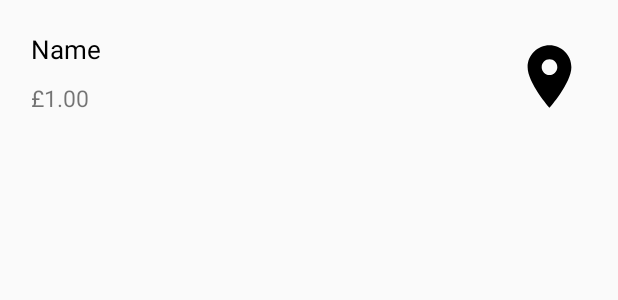
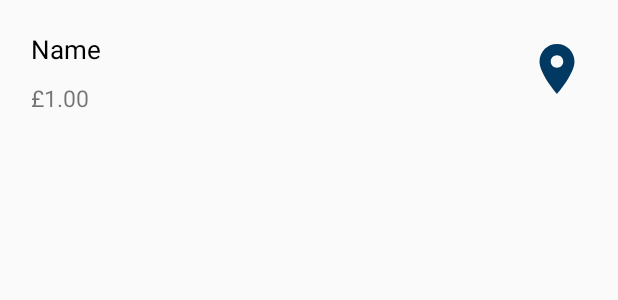
Before and after one commit to dan0v/USB-Team-22, an Android app: the layout list_search_result.xml on its own in the app's theme, with its tools: preview values and no code run, on a phone screen of 412 x 824 dp. Shown: the top 300 px of the screen. Run offline under Robolectric (Android 15) with nearby library versions, the phone set to English and light mode, and no system bars.

Commit message:
Added hint to navigation in Search UI.

```diff
--- a/app/src/main/java/uk/ac/newcastle/team22/usb/activities/USBActivity.java
+++ b/app/src/main/java/uk/ac/newcastle/team22/usb/activities/USBActivity.java
@@ -42,10 +42,6 @@ public abstract class USBActivity extends AppCompatActivity {
                 public void onClick(View view) {
                     Intent i = new Intent(USBActivity.this, SearchActivity.class);
                     startActivity(i);
-
-//                  Test navigation UI:
-//                  Intent i = new Intent(USBActivity.this, NavigationActivity.class);
-//                  startActivity(i);
                 }
             });
         }
--- a/app/src/main/java/uk/ac/newcastle/team22/usb/coreUSB/Room.java
+++ b/app/src/main/java/uk/ac/newcastle/team22/usb/coreUSB/Room.java
@@ -58,7 +58,7 @@ public class Room implements FirestoreConstructable<Room>, Navigable, Searchable
         String staffResidenceIdentifier = (String) firestoreDictionary.get("staffResidenceIdentifier");
         String alternateName = (String) firestoreDictionary.get("roomName");
 
-        this.nodeIdentifier = ((Number) firestoreDictionary.get("nearestNode")).intValue();;
+        this.nodeIdentifier = ((Number) firestoreDictionary.get("nearestNode")).intValue();
         this.number = documentIdentifier;
         this.staffResidenceIdentifier = staffResidenceIdentifier;
         this.alternateName = alternateName;
--- a/app/src/main/res/drawable/navigation_dark.xml
+++ /dev/null
@@ -1,9 +0,0 @@
-<vector xmlns:android="http://schemas.android.com/apk/res/android"
-    android:width="24dp"
-    android:height="24dp"
-    android:viewportWidth="24"
-    android:viewportHeight="24">
-  <path
-      android:pathData="M12,2C8.134,2 5,5.134 5,9C5,14 12,22 12,22C12,22 19,14 19,9C19,5.134 15.866,2 12,2ZM12,11.5C10.619,11.5 9.5,10.381 9.5,9C9.5,7.619 10.619,6.5 12,6.5C13.381,6.5 14.5,7.619 14.5,9C14.5,10.381 13.381,11.5 12,11.5Z"
-      android:fillColor="#000000"/>
-</vector>
--- a/app/src/main/res/layout/list_search_result.xml
+++ b/app/src/main/res/layout/list_search_result.xml
@@ -42,11 +42,12 @@
 
         <ImageView
             android:id="@+id/searchResultNavigationIcon"
-            android:layout_width="@dimen/navigation_direction_image_width"
-            android:layout_height="@dimen/navigation_direction_image_height"
+            android:layout_width="@dimen/search_navigation_image_scale"
+            android:layout_height="@dimen/search_navigation_image_scale"
             android:layout_marginTop="@dimen/navigation_direction_image_margin"
             android:background="?attr/selectableItemBackgroundBorderless"
-            android:src="@drawable/navigation_dark"
+            android:src="@drawable/navigation"
+            android:tint="@color/colorPrimary"
             android:clickable="true"
             android:scaleType="fitXY"
             android:tooltipText="Navigate here" />
--- a/app/src/main/res/values/colors.xml
+++ b/app/src/main/res/values/colors.xml
@@ -4,4 +4,5 @@
     <color name="colorPrimaryDark">#012F52</color>
     <color name="colorAccent">#D81B60</color>
     <color name="colorBlack">#000000</color>
+    <color name="colorWhite">#ffffff</color>
 </resources>
--- a/app/src/main/res/values/dimens.xml
+++ b/app/src/main/res/values/dimens.xml
@@ -34,4 +34,9 @@
     <dimen name="tour_name_text_padding">20dp</dimen>
     <dimen name="tour_name_text">15dp</dimen>
     <!--navigation end-->
+
+    <!--search start-->
+    <dimen name="search_navigation_image_scale">40dp</dimen>
+    <dimen name="search_navigation_hint">50dp</dimen>
+    <!--search end-->
 </resources>
--- a/app/src/main/res/values/strings.xml
+++ b/app/src/main/res/values/strings.xml
@@ -76,6 +76,7 @@
     <string name="reasonEmail">Email Address</string>
     <string name="floor">Floor</string>
     <string name="room">Room</string>
+    <string name="secondInstanceHint">Select your current location</string>
     <!--search end-->
 
     <!--opening hours start-->
```
Also changed, not shown: app/src/main/java/uk/ac/newcastle/team22/usb/activities/NavigationActivity.java (+14 -0 lines), app/src/main/java/uk/ac/newcastle/team22/usb/activities/SearchActivity.java (+27 -23 lines), app/src/main/res/layout/activity_search.xml (+12 -2 lines).
